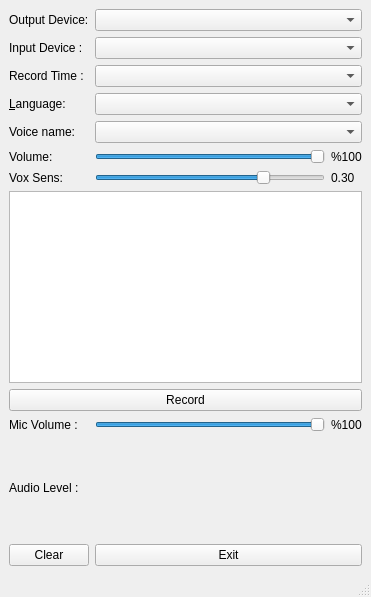
Before: the Qt Designer form ai.ui in takyonxxx/Artificial_Intelligence, drawn with Qt 5.
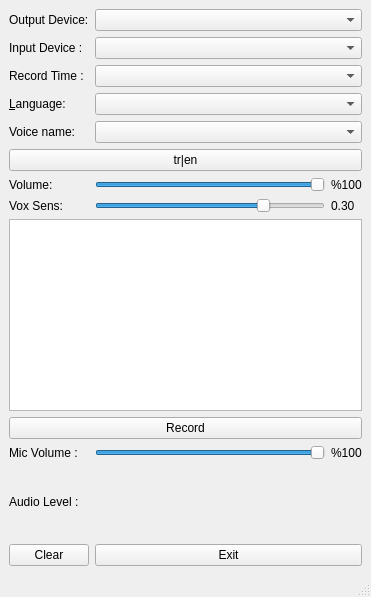
After: the same form once the commit is applied.

Patch:
```diff
--- a/ai.ui
+++ b/ai.ui
@@ -17,47 +17,28 @@
    <layout class="QGridLayout" name="gridLayout_3">
     <item row="0" column="0">
      <layout class="QGridLayout" name="gridLayout_2">
-      <item row="5" column="1">
-       <widget class="QSlider" name="speechVolumeSlider">
-        <property name="maximum">
-         <number>100</number>
-        </property>
-        <property name="singleStep">
-         <number>5</number>
-        </property>
-        <property name="pageStep">
-         <number>20</number>
-        </property>
-        <property name="value">
-         <number>100</number>
-        </property>
-        <property name="sliderPosition">
-         <number>100</number>
-        </property>
-        <property name="orientation">
-         <enum>Qt::Horizontal</enum>
-        </property>
-       </widget>
-      </item>
-      <item row="1" column="0">
-       <widget class="QLabel" name="labelInputDevice">
-        <property name="text">
-         <string>Input Device : </string>
-        </property>
-       </widget>
-      </item>
-      <item row="6" column="2">
+      <item row="7" column="2">
        <widget class="QLabel" name="labelVoxSensivityInfo">
         <property name="text">
          <string>0.30</string>
         </property>
        </widget>
       </item>
-      <item row="2" column="1" colspan="2">
-       <widget class="QComboBox" name="recordTimeBox"/>
-      </item>
-      <item row="1" column="1" colspan="2">
-       <widget class="QComboBox" name="audioInputDeviceBox"/>
+      <item row="7" column="0">
+       <widget class="QLabel" name="labelVolume_2">
+        <property name="sizePolicy">
+         <sizepolicy hsizetype="Minimum" vsizetype="Preferred">
+          <horstretch>0</horstretch>
+          <verstretch>0</verstretch>
+         </sizepolicy>
+        </property>
+        <property name="text">
+         <string>Vox Sens:</string>
+        </property>
+        <property name="alignment">
+         <set>Qt::AlignLeading|Qt::AlignLeft|Qt::AlignVCenter</set>
+        </property>
+       </widget>
       </item>
       <item row="2" column="0">
        <widget class="QLabel" name="labelRecordTime">
@@ -66,21 +47,8 @@
         </property>
        </widget>
       </item>
-      <item row="4" column="1" colspan="2">
-       <widget class="QComboBox" name="voice"/>
-      </item>
-      <item row="4" column="0">
-       <widget class="QLabel" name="labelVoice">
-        <property name="text">
-         <string>Voice name:</string>
-        </property>
-        <property name="alignment">
-         <set>Qt::AlignLeading|Qt::AlignLeft|Qt::AlignVCenter</set>
-        </property>
-       </widget>
-      </item>
-      <item row="0" column="1" colspan="2">
-       <widget class="QComboBox" name="audioOutputDeviceBox"/>
+      <item row="1" column="1" colspan="2">
+       <widget class="QComboBox" name="audioInputDeviceBox"/>
       </item>
       <item row="3" column="0">
        <widget class="QLabel" name="labelLanguage">
@@ -104,21 +72,58 @@
         </property>
        </widget>
       </item>
-      <item row="5" column="2">
-       <widget class="QLabel" name="labelSpeechLevelInfo">
+      <item row="6" column="0">
+       <widget class="QLabel" name="labelVolume">
+        <property name="sizePolicy">
+         <sizepolicy hsizetype="Minimum" vsizetype="Preferred">
+          <horstretch>0</horstretch>
+          <verstretch>0</verstretch>
+         </sizepolicy>
+        </property>
         <property name="text">
-         <string>%100</string>
+         <string>Volume:</string>
+        </property>
+        <property name="alignment">
+         <set>Qt::AlignLeading|Qt::AlignLeft|Qt::AlignVCenter</set>
         </property>
        </widget>
       </item>
-      <item row="0" column="0">
-       <widget class="QLabel" name="labelOutputDevice">
+      <item row="4" column="0">
+       <widget class="QLabel" name="labelVoice">
         <property name="text">
-         <string>Output Device:</string>
+         <string>Voice name:</string>
+        </property>
+        <property name="alignment">
+         <set>Qt::AlignLeading|Qt::AlignLeft|Qt::AlignVCenter</set>
         </property>
        </widget>
       </item>
       <item row="6" column="1">
+       <widget class="QSlider" name="speechVolumeSlider">
+        <property name="maximum">
+         <number>100</number>
+        </property>
+        <property name="singleStep">
+         <number>5</number>
+        </property>
+        <property name="pageStep">
+         <number>20</number>
+        </property>
+        <property name="value">
+         <number>100</number>
+        </property>
+        <property name="sliderPosition">
+         <number>100</number>
+        </property>
+        <property name="orientation">
+         <enum>Qt::Horizontal</enum>
+        </property>
+       </widget>
+      </item>
+      <item row="2" column="1" colspan="2">
+       <widget class="QComboBox" name="recordTimeBox"/>
+      </item>
+      <item row="7" column="1">
        <widget class="QSlider" name="voxSensivitySlider">
         <property name="maximum">
          <number>100</number>
@@ -150,35 +155,37 @@
         </property>
        </widget>
       </item>
-      <item row="6" column="0">
-       <widget class="QLabel" name="labelVolume_2">
-        <property name="sizePolicy">
-         <sizepolicy hsizetype="Minimum" vsizetype="Preferred">
-          <horstretch>0</horstretch>
-          <verstretch>0</verstretch>
-         </sizepolicy>
-        </property>
+      <item row="0" column="0">
+       <widget class="QLabel" name="labelOutputDevice">
         <property name="text">
-         <string>Vox Sens:</string>
+         <string>Output Device:</string>
         </property>
-        <property name="alignment">
-         <set>Qt::AlignLeading|Qt::AlignLeft|Qt::AlignVCenter</set>
-        </property>
        </widget>
       </item>
-      <item row="5" column="0">
-       <widget class="QLabel" name="labelVolume">
-        <property name="sizePolicy">
-         <sizepolicy hsizetype="Minimum" vsizetype="Preferred">
-          <horstretch>0</horstretch>
-          <verstretch>0</verstretch>
-         </sizepolicy>
+      <item row="1" column="0">
+       <widget class="QLabel" name="labelInputDevice">
+        <property name="text">
+         <string>Input Device : </string>
         </property>
+       </widget>
+      </item>
+      <item row="4" column="1" colspan="2">
+       <widget class="QComboBox" name="voice"/>
+      </item>
+      <item row="0" column="1" colspan="2">
+       <widget class="QComboBox" name="audioOutputDeviceBox"/>
+      </item>
+      <item row="6" column="2">
+       <widget class="QLabel" name="labelSpeechLevelInfo">
         <property name="text">
-         <string>Volume:</string>
+         <string>%100</string>
         </property>
-        <property name="alignment">
-         <set>Qt::AlignLeading|Qt::AlignLeft|Qt::AlignVCenter</set>
+       </widget>
+      </item>
+      <item row="5" column="0" colspan="3">
+       <widget class="QPushButton" name="languageButton">
+        <property name="text">
+         <string>tr|en</string>
         </property>
        </widget>
       </item>
```
